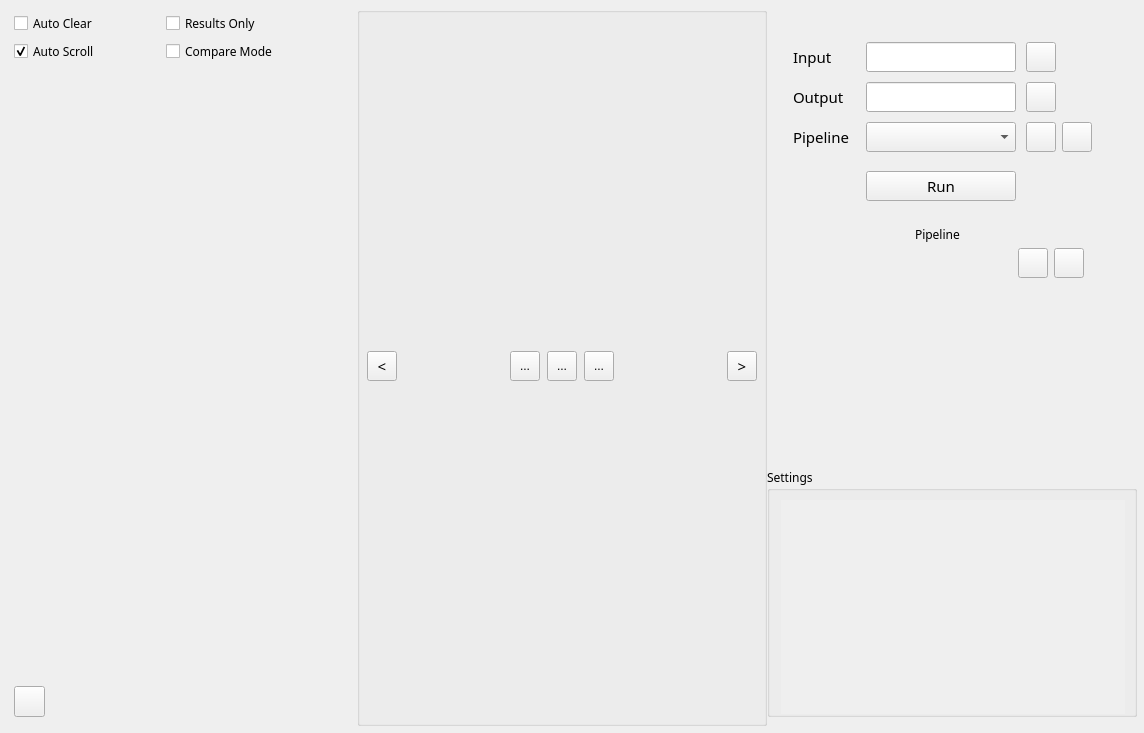
05dirnbe/nefi, file nefi2/view/MainView.ui: the form before one commit.
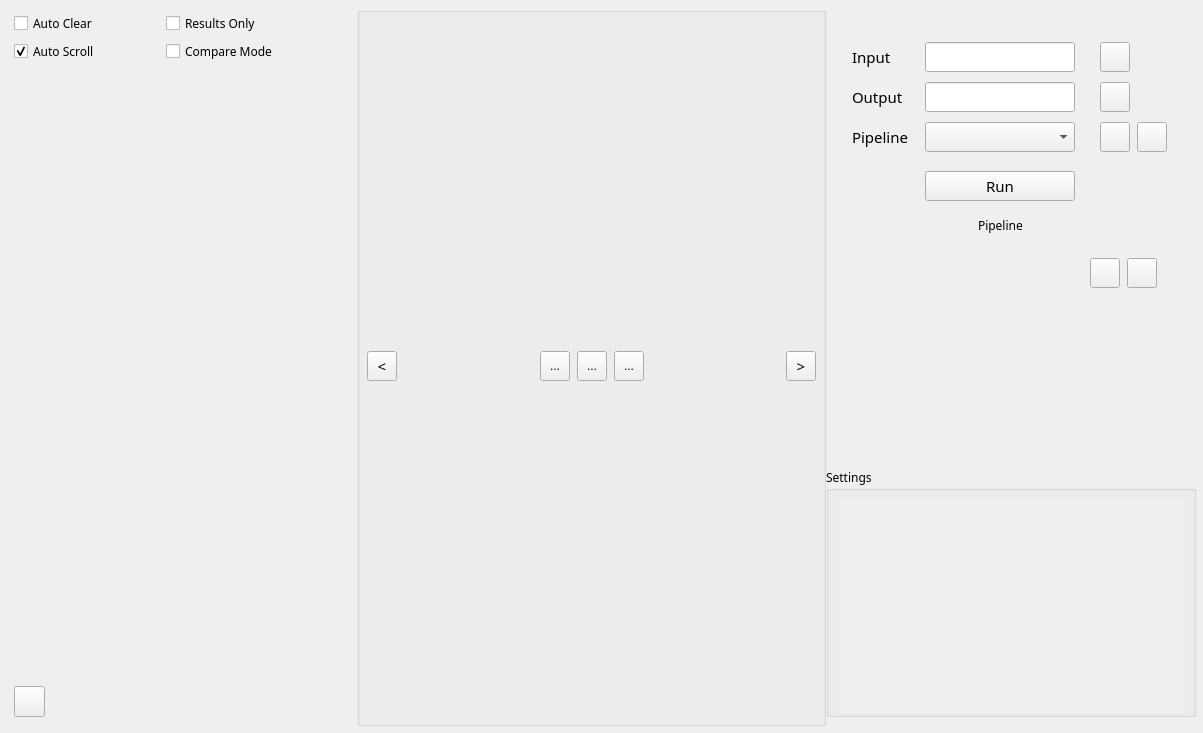
The form after the commit. Icons and pictures are not drawn.

What changed in the file:
```diff
--- a/nefi2/view/MainView.ui
+++ b/nefi2/view/MainView.ui
@@ -6,7 +6,7 @@
    <rect>
     <x>0</x>
     <y>0</y>
-    <width>1144</width>
+    <width>1203</width>
     <height>733</height>
    </rect>
   </property>
@@ -374,6 +374,12 @@
                 <height>30</height>
                </size>
               </property>
+              <property name="maximumSize">
+               <size>
+                <width>30</width>
+                <height>30</height>
+               </size>
+              </property>
               <property name="toolTip">
                <string>Zoom in</string>
               </property>
@@ -394,6 +400,12 @@
                 <height>30</height>
                </size>
               </property>
+              <property name="maximumSize">
+               <size>
+                <width>30</width>
+                <height>30</height>
+               </size>
+              </property>
               <property name="toolTip">
                <string>Zoom out</string>
               </property>
@@ -415,6 +427,12 @@
                 <height>30</height>
                </size>
               </property>
+              <property name="maximumSize">
+               <size>
+                <width>30</width>
+                <height>30</height>
+               </size>
+              </property>
               <property name="toolTip">
                <string>Fit image to window size</string>
               </property>
@@ -504,13 +522,13 @@
           <widget class="QWidget" name="input_box" native="true">
            <property name="minimumSize">
             <size>
-             <width>350</width>
+             <width>370</width>
              <height>200</height>
             </size>
            </property>
            <property name="maximumSize">
             <size>
-             <width>350</width>
+             <width>370</width>
              <height>200</height>
             </size>
            </property>
@@ -632,7 +650,7 @@
                 <widget class="QToolButton" name="input_btn">
                  <property name="geometry">
                   <rect>
-                   <x>250</x>
+                   <x>265</x>
                    <y>5</y>
                    <width>30</width>
                    <height>30</height>
@@ -771,7 +789,7 @@
                 <widget class="QToolButton" name="output_btn">
                  <property name="geometry">
                   <rect>
-                   <x>250</x>
+                   <x>265</x>
                    <y>5</y>
                    <width>30</width>
                    <height>30</height>
@@ -843,6 +861,9 @@
                  <property name="topMargin">
                   <number>0</number>
                  </property>
+                 <property name="rightMargin">
+                  <number>0</number>
+                 </property>
                  <property name="bottomMargin">
                   <number>0</number>
                  </property>
@@ -855,6 +876,9 @@
                     </size>
                    </property>
                    <widget class="QLabel" name="fav_label">
+                    <property name="enabled">
+                     <bool>true</bool>
+                    </property>
                     <property name="geometry">
                      <rect>
                       <x>-10</x>
@@ -947,7 +971,7 @@
                    <widget class="QToolButton" name="open_pip_btn">
                     <property name="geometry">
                      <rect>
-                      <x>250</x>
+                      <x>265</x>
                       <y>5</y>
                       <width>30</width>
                       <height>30</height>
@@ -978,7 +1002,7 @@
                    <widget class="QToolButton" name="save_btn">
                     <property name="geometry">
                      <rect>
-                      <x>286</x>
+                      <x>302</x>
                       <y>5</y>
                       <width>30</width>
                       <height>30</height>
@@ -1118,6 +1142,12 @@
             <property name="leftMargin">
              <number>0</number>
             </property>
+            <property name="topMargin">
+             <number>0</number>
+            </property>
+            <property name="rightMargin">
+             <number>0</number>
+            </property>
             <item alignment="Qt::AlignHCenter">
              <widget class="QLabel" name="label">
               <property name="maximumSize">
@@ -1141,8 +1171,8 @@
               </property>
               <property name="minimumSize">
                <size>
-                <width>0</width>
-                <height>31</height>
+                <width>31</width>
+                <height>50</height>
                </size>
               </property>
               <property name="maximumSize">
@@ -1154,8 +1184,8 @@
               <widget class="QToolButton" name="add_btn">
                <property name="geometry">
                 <rect>
-                 <x>251</x>
-                 <y>0</y>
+                 <x>264</x>
+                 <y>10</y>
                  <width>30</width>
                  <height>30</height>
                 </rect>
@@ -1185,8 +1215,8 @@
               <widget class="QToolButton" name="delete_btn">
                <property name="geometry">
                 <rect>
-                 <x>287</x>
-                 <y>0</y>
+                 <x>301</x>
+                 <y>10</y>
                  <width>30</width>
                  <height>30</height>
                 </rect>
@@ -1216,9 +1246,9 @@
               <widget class="QLabel" name="current_pip_label">
                <property name="geometry">
                 <rect>
-                 <x>10</x>
-                 <y>4</y>
-                 <width>241</width>
+                 <x>12</x>
+                 <y>10</y>
+                 <width>130</width>
                  <height>22</height>
                 </rect>
                </property>
@@ -1231,7 +1261,7 @@
                <property name="maximumSize">
                 <size>
                  <width>250</width>
-                 <height>16777215</height>
+                 <height>30</height>
                 </size>
                </property>
                <property name="font">
@@ -1300,8 +1330,8 @@
                 <rect>
                  <x>0</x>
                  <y>0</y>
-                 <width>340</width>
-                 <height>166</height>
+                 <width>350</width>
+                 <height>158</height>
                 </rect>
                </property>
                <property name="sizePolicy">
```
Left out of the diff: 2 changed lines with no effect on the pictures.
